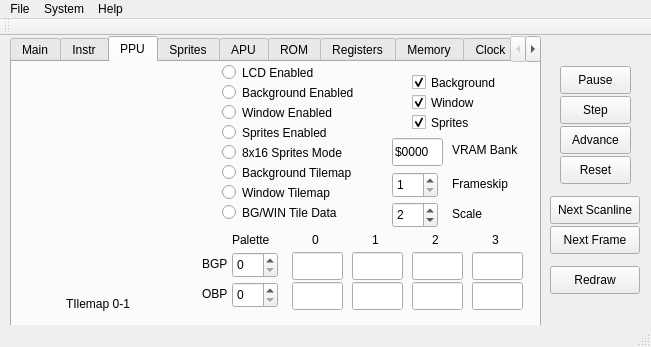
The window that qtfiles/mainwindow.ui (cthornsb/OtterGB) describes before a commit, drawn with Qt 5.
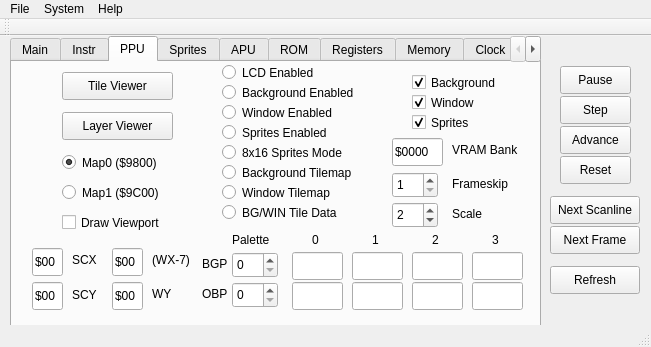
The same window after the commit. The open tabs and pages were chosen to show the change.

Commit message:
Added viewer for background and window layers
Added "layer viewer" which may be used to see the
full 256x256 pixel background and window layers.

Added push buttons to PPU tab of debugger which will
open the tilemap viewer and layer viewer windows.

Added scroll and window position registers to PPU
tab of debugger.

Diff of the .ui file:
```diff
--- a/qtfiles/mainwindow.ui
+++ b/qtfiles/mainwindow.ui
@@ -1129,19 +1129,6 @@
        <bool>false</bool>
       </property>
      </widget>
-     <widget class="QLabel" name="label_31">
-      <property name="geometry">
-       <rect>
-        <x>54</x>
-        <y>234</y>
-        <width>71</width>
-        <height>16</height>
-       </rect>
-      </property>
-      <property name="text">
-       <string>TIlemap 0-1</string>
-      </property>
-     </widget>
      <widget class="QLineEdit" name="lineEdit_BGP_0">
       <property name="geometry">
        <rect>
@@ -1514,16 +1501,6 @@
        <string>3</string>
       </property>
      </widget>
-     <widget class="QWidget" name="widget_TileViewer" native="true">
-      <property name="geometry">
-       <rect>
-        <x>10</x>
-        <y>10</y>
-        <width>160</width>
-        <height>220</height>
-       </rect>
-      </property>
-     </widget>
      <widget class="QSpinBox" name="spinBox_ScreenScale">
       <property name="geometry">
        <rect>
@@ -1559,6 +1536,211 @@
        <string>Scale</string>
       </property>
      </widget>
+     <widget class="QPushButton" name="pushButton_PPU_TileViewer">
+      <property name="geometry">
+       <rect>
+        <x>50</x>
+        <y>10</y>
+        <width>111</width>
+        <height>28</height>
+       </rect>
+      </property>
+      <property name="text">
+       <string>Tile Viewer</string>
+      </property>
+      <property name="checkable">
+       <bool>false</bool>
+      </property>
+      <property name="checked">
+       <bool>false</bool>
+      </property>
+     </widget>
+     <widget class="QPushButton" name="pushButton_PPU_LayerViewer">
+      <property name="geometry">
+       <rect>
+        <x>50</x>
+        <y>50</y>
+        <width>111</width>
+        <height>28</height>
+       </rect>
+      </property>
+      <property name="text">
+       <string>Layer Viewer</string>
+      </property>
+      <property name="checkable">
+       <bool>false</bool>
+      </property>
+     </widget>
+     <widget class="QRadioButton" name="radioButton_PPU_Map0">
+      <property name="geometry">
+       <rect>
+        <x>50</x>
+        <y>90</y>
+        <width>111</width>
+        <height>21</height>
+       </rect>
+      </property>
+      <property name="text">
+       <string>Map0 ($9800)</string>
+      </property>
+      <property name="checked">
+       <bool>true</bool>
+      </property>
+      <property name="autoExclusive">
+       <bool>false</bool>
+      </property>
+     </widget>
+     <widget class="QRadioButton" name="radioButton_PPU_Map1">
+      <property name="geometry">
+       <rect>
+        <x>50</x>
+        <y>120</y>
+        <width>111</width>
+        <height>21</height>
+       </rect>
+      </property>
+      <property name="text">
+       <string>Map1 ($9C00)</string>
+      </property>
+      <property name="autoExclusive">
+       <bool>false</bool>
+      </property>
+     </widget>
+     <widget class="QCheckBox" name="checkBox_PPU_DrawViewport">
+      <property name="geometry">
+       <rect>
+        <x>50</x>
+        <y>150</y>
+        <width>121</width>
+        <height>21</height>
+       </rect>
+      </property>
+      <property name="toolTip">
+       <string>&lt;html&gt;&lt;head/&gt;&lt;body&gt;&lt;p&gt;Enable or disable &lt;span style=&quot; font-weight:600;&quot;&gt;Background&lt;/span&gt; layer&lt;/p&gt;&lt;/body&gt;&lt;/html&gt;</string>
+      </property>
+      <property name="text">
+       <string>Draw Viewport</string>
+      </property>
+      <property name="checked">
+       <bool>false</bool>
+      </property>
+     </widget>
+     <widget class="QLabel" name="label_31">
+      <property name="geometry">
+       <rect>
+        <x>60</x>
+        <y>190</y>
+        <width>31</width>
+        <height>16</height>
+       </rect>
+      </property>
+      <property name="text">
+       <string>SCX</string>
+      </property>
+     </widget>
+     <widget class="QLineEdit" name="lineEdit_PPU_rSCX">
+      <property name="geometry">
+       <rect>
+        <x>20</x>
+        <y>186</y>
+        <width>31</width>
+        <height>28</height>
+       </rect>
+      </property>
+      <property name="text">
+       <string>$00</string>
+      </property>
+      <property name="readOnly">
+       <bool>true</bool>
+      </property>
+     </widget>
+     <widget class="QLabel" name="label_78">
+      <property name="geometry">
+       <rect>
+        <x>140</x>
+        <y>190</y>
+        <width>41</width>
+        <height>16</height>
+       </rect>
+      </property>
+      <property name="text">
+       <string>(WX-7)</string>
+      </property>
+     </widget>
+     <widget class="QLineEdit" name="lineEdit_PPU_rWX">
+      <property name="geometry">
+       <rect>
+        <x>100</x>
+        <y>186</y>
+        <width>31</width>
+        <height>28</height>
+       </rect>
+      </property>
+      <property name="text">
+       <string>$00</string>
+      </property>
+      <property name="readOnly">
+       <bool>true</bool>
+      </property>
+     </widget>
+     <widget class="QLabel" name="label_79">
+      <property name="geometry">
+       <rect>
+        <x>60</x>
+        <y>225</y>
+        <width>31</width>
+        <height>16</height>
+       </rect>
+      </property>
+      <property name="text">
+       <string>SCY</string>
+      </property>
+     </widget>
+     <widget class="QLineEdit" name="lineEdit_PPU_rSCY">
+      <property name="geometry">
+       <rect>
+        <x>20</x>
+        <y>220</y>
+        <width>31</width>
+        <height>28</height>
+       </rect>
+      </property>
+      <property name="text">
+       <string>$00</string>
+      </property>
+      <property name="readOnly">
+       <bool>true</bool>
+      </property>
+     </widget>
+     <widget class="QLabel" name="label_80">
+      <property name="geometry">
+       <rect>
+        <x>140</x>
+        <y>224</y>
+        <width>31</width>
+        <height>16</height>
+       </rect>
+      </property>
+      <property name="text">
+       <string>WY</string>
+      </property>
+     </widget>
+     <widget class="QLineEdit" name="lineEdit_PPU_rWY">
+      <property name="geometry">
+       <rect>
+        <x>100</x>
+        <y>220</y>
+        <width>31</width>
+        <height>28</height>
+       </rect>
+      </property>
+      <property name="text">
+       <string>$00</string>
+      </property>
+      <property name="readOnly">
+       <bool>true</bool>
+      </property>
+     </widget>
     </widget>
     <widget class="QWidget" name="tab_5">
      <attribute name="title">
@@ -3236,7 +3418,7 @@
      <string>&lt;html&gt;&lt;head/&gt;&lt;body&gt;&lt;p&gt;&lt;span style=&quot; font-weight:600;&quot;&gt;Redraw&lt;/span&gt; the current frame&lt;/p&gt;&lt;/body&gt;&lt;/html&gt;</string>
     </property>
     <property name="text">
-     <string>Redraw</string>
+     <string>Refresh</string>
     </property>
    </widget>
    <widget class="QPushButton" name="pushButton_Advance">
```
Left out of the diff: 2 changed lines with no effect on the pictures. The commit also changes 6 other files.
